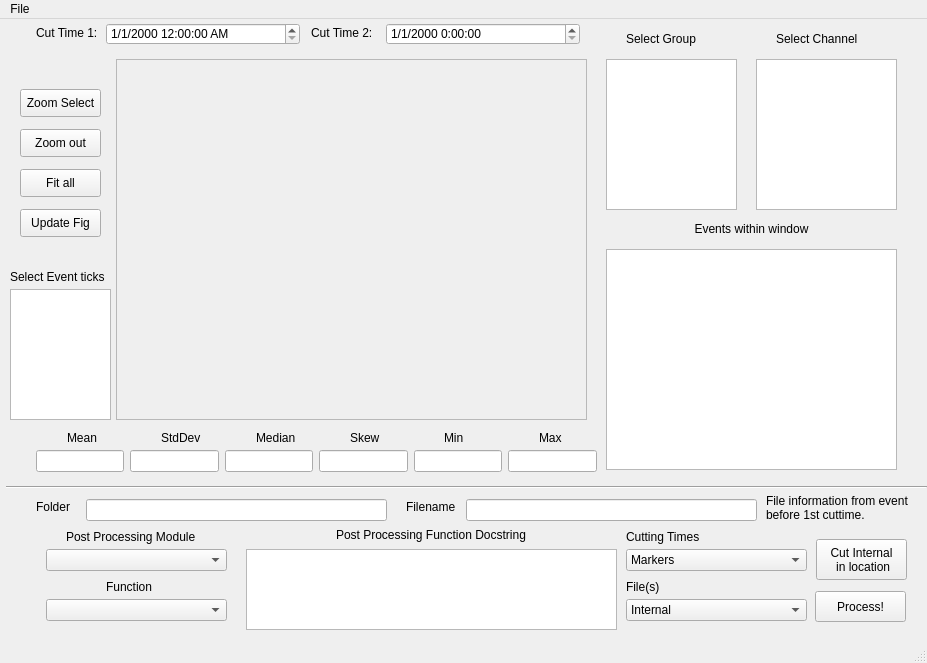
This is Analysis/PostProcessor/Layout.ui in msb002/MHDlab as Qt 5 draws it before an edit. The edited form follows.
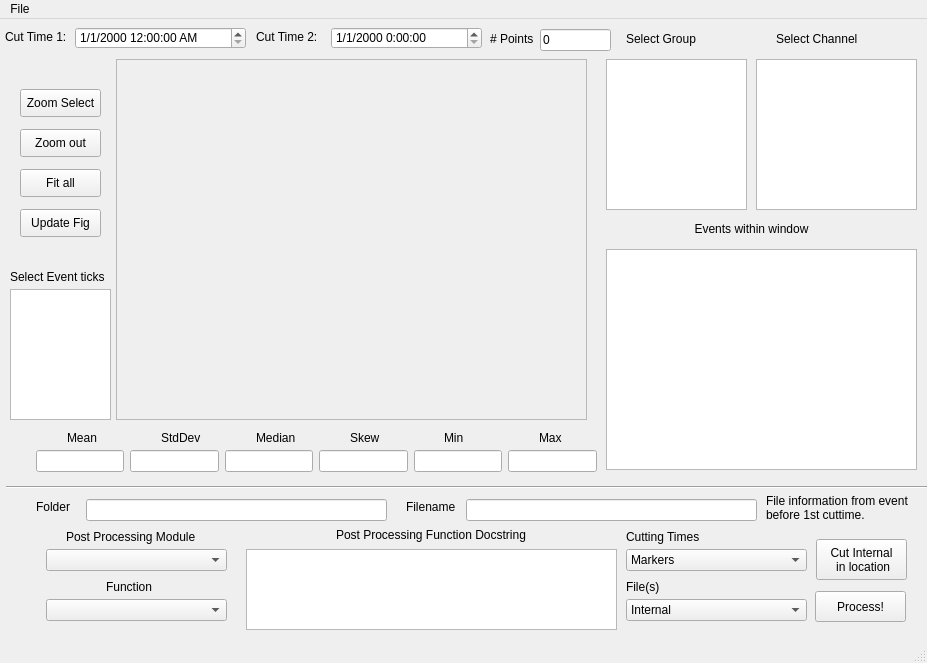
This is the edited form.

Commit message: add number of points input and alter how time inputs are handled

```diff
--- a/Analysis/PostProcessor/Layout.ui
+++ b/Analysis/PostProcessor/Layout.ui
@@ -23,9 +23,9 @@
    <widget class="QDateTimeEdit" name="startTimeInput">
     <property name="geometry">
      <rect>
-      <x>106</x>
-      <y>4</y>
-      <width>194</width>
+      <x>75</x>
+      <y>8</y>
+      <width>171</width>
       <height>22</height>
      </rect>
     </property>
@@ -39,9 +39,9 @@
    <widget class="QDateTimeEdit" name="endTimeInput">
     <property name="geometry">
      <rect>
-      <x>386</x>
-      <y>4</y>
-      <width>194</width>
+      <x>331</x>
+      <y>8</y>
+      <width>151</width>
       <height>22</height>
      </rect>
     </property>
@@ -76,7 +76,7 @@
      <rect>
       <x>606</x>
       <y>230</y>
-      <width>291</width>
+      <width>311</width>
       <height>221</height>
      </rect>
     </property>
@@ -86,7 +86,7 @@
      <rect>
       <x>756</x>
       <y>40</y>
-      <width>141</width>
+      <width>161</width>
       <height>151</height>
      </rect>
     </property>
@@ -149,7 +149,7 @@
      <rect>
       <x>606</x>
       <y>40</y>
-      <width>131</width>
+      <width>141</width>
       <height>151</height>
      </rect>
     </property>
@@ -507,8 +507,8 @@
    <widget class="QLabel" name="label_16">
     <property name="geometry">
      <rect>
-      <x>36</x>
-      <y>6</y>
+      <x>5</x>
+      <y>10</y>
       <width>71</width>
       <height>16</height>
      </rect>
@@ -520,8 +520,8 @@
    <widget class="QLabel" name="label_17">
     <property name="geometry">
      <rect>
-      <x>311</x>
-      <y>6</y>
+      <x>256</x>
+      <y>10</y>
       <width>71</width>
       <height>16</height>
      </rect>
@@ -683,6 +683,35 @@
      <string>Select Event ticks</string>
     </property>
    </widget>
+   <widget class="QLineEdit" name="numpointsedit">
+    <property name="geometry">
+     <rect>
+      <x>540</x>
+      <y>10</y>
+      <width>71</width>
+      <height>22</height>
+     </rect>
+    </property>
+    <property name="contextMenuPolicy">
+     <enum>Qt::PreventContextMenu</enum>
+    </property>
+    <property name="text">
+     <string>0</string>
+    </property>
+   </widget>
+   <widget class="QLabel" name="label_21">
+    <property name="geometry">
+     <rect>
+      <x>490</x>
+      <y>10</y>
+      <width>51</width>
+      <height>20</height>
+     </rect>
+    </property>
+    <property name="text">
+     <string># Points</string>
+    </property>
+   </widget>
   </widget>
   <widget class="QMenuBar" name="menubar">
    <property name="geometry">
```
The commit also changes 9 other files.
